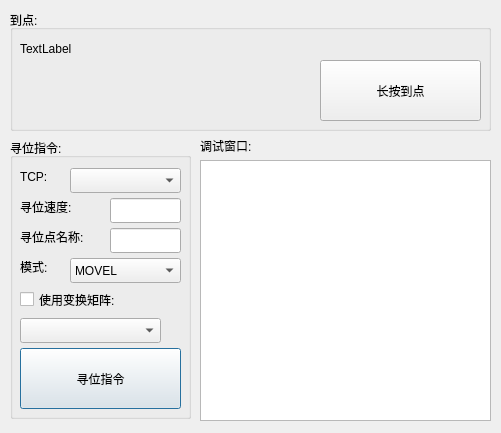
Qt form keysearchenddlg.ui (qubo188612/qtwelding) before a commit.
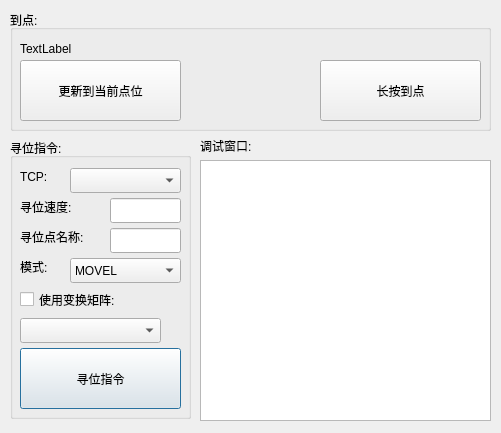
The same form after that commit.

What changed in the file:
```diff
--- a/keysearchenddlg.ui
+++ b/keysearchenddlg.ui
@@ -230,6 +230,19 @@
      <string>长按到点</string>
     </property>
    </widget>
+   <widget class="QPushButton" name="updata_posBtn">
+    <property name="geometry">
+     <rect>
+      <x>10</x>
+      <y>50</y>
+      <width>161</width>
+      <height>61</height>
+     </rect>
+    </property>
+    <property name="text">
+     <string>更新到当前点位</string>
+    </property>
+   </widget>
   </widget>
  </widget>
  <resources/>
```
